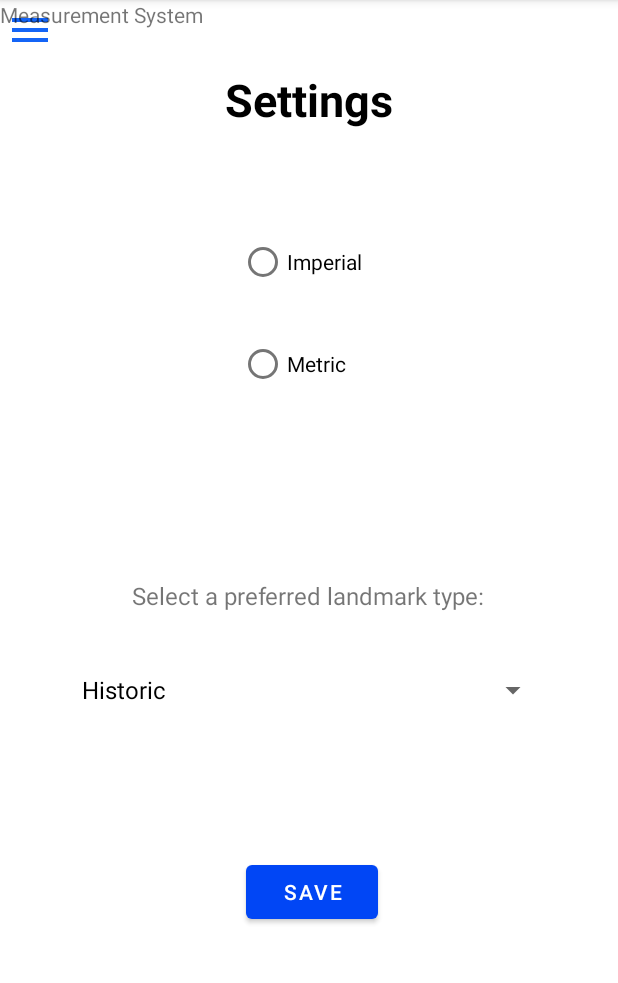
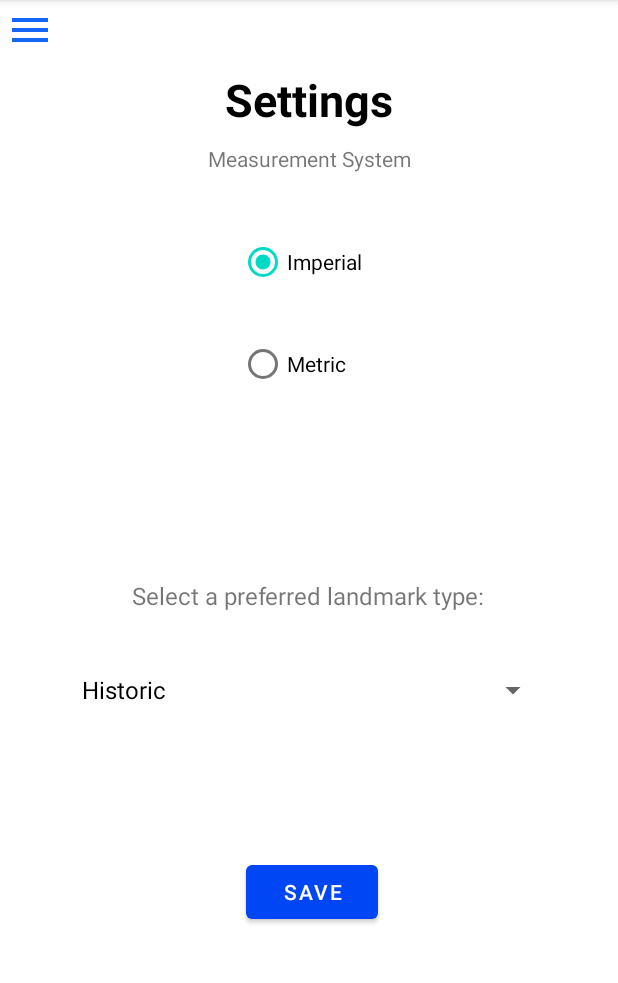
Before and after one commit to arnold-bunu/Mapped_V6, an Android app: the fragment SettingsFragment shown on its own in the app's theme, on a phone screen of 412 x 824 dp, the part 84-1067 px from its top. Run offline under Robolectric (Android 15) with nearby library versions, the phone set to English and light mode, and no system bars; our stand-ins replace Firebase (no records; nobody signed in at launch, a user with empty details on screens opened directly), data binding.

Commit message:
commit deez nutz

```diff
--- a/app/src/main/java/com/example/mapped_v6/ui/ui/MapsFragment.java
+++ b/app/src/main/java/com/example/mapped_v6/ui/ui/MapsFragment.java
@@ -101,6 +101,7 @@ public class MapsFragment extends Fragment implements GoogleMap.OnMarkerClickLis
 
         @Override
         public void onMapReady(GoogleMap googleMap) {
+            Toast.makeText(getActivity(), "Welcome!", Toast.LENGTH_SHORT).show();
             map = googleMap;
 //            LatLng sydney = new LatLng(-34, 151);
 //            googleMap.addMarker(new MarkerOptions().position(sydney).title("Marker in Sydney"));
@@ -181,7 +182,7 @@ public class MapsFragment extends Fragment implements GoogleMap.OnMarkerClickLis
 
                     distMeasureSystem=test;
 
-                    Toast.makeText(getActivity(), test, Toast.LENGTH_SHORT).show();
+                 //   Toast.makeText(getActivity(), test, Toast.LENGTH_SHORT).show();
 
 
                 }
@@ -200,7 +201,7 @@ public class MapsFragment extends Fragment implements GoogleMap.OnMarkerClickLis
                     Log.d("firebase",String.valueOf(task.getResult().getValue()));
                     String test2=String.valueOf(task.getResult().getValue());
                     LandmarkType=test2;
-                    Toast.makeText(getActivity(), test2, Toast.LENGTH_SHORT).show();
+                //    Toast.makeText(getActivity(), test2, Toast.LENGTH_SHORT).show();
                 }
             }
         });
--- a/app/src/main/java/com/example/mapped_v6/ui/ui/settings/SettingsFragment.java
+++ b/app/src/main/java/com/example/mapped_v6/ui/ui/settings/SettingsFragment.java
@@ -118,6 +118,7 @@ public class SettingsFragment extends Fragment implements AdapterView.OnItemClic
         metricRb = (RadioButton) getView().findViewById(R.id.metricRb);
         distanceRg = (RadioGroup) getView().findViewById(R.id.distanceRg);
 
+        imperialRb.isChecked();
 
 
 
@@ -132,6 +133,7 @@ public class SettingsFragment extends Fragment implements AdapterView.OnItemClic
 
         gTypes = getContext().getResources().getStringArray(R.array.gtypes);
         settingsInput();
+
         btnSave = (Button) getView().findViewById(R.id.btnSave);
         btnSave.setOnClickListener(new View.OnClickListener() {
             @Override
@@ -157,8 +159,12 @@ public class SettingsFragment extends Fragment implements AdapterView.OnItemClic
         mDatabase.child("Users/").child(userId).child("metricImperial").child("Type").setValue(measurementRb.getText().toString());
 
 
+        String test3=spLandMarkType.getSelectedItem().toString();
 
 
+
+        mDatabase.child("Users/").child(userId).child("LandmarkType").child("Landmark").setValue(test3);
+        Toast.makeText(getActivity(), "settings Updated! ", Toast.LENGTH_SHORT).show();
 
 
 
@@ -196,21 +202,41 @@ public class SettingsFragment extends Fragment implements AdapterView.OnItemClic
                          if(test.equals(met)){
 
 
-                             Toast.makeText(getActivity(), "metric", Toast.LENGTH_SHORT).show();
+                             Toast.makeText(getActivity(), "Chosen Distance unit: Metric ", Toast.LENGTH_SHORT).show();
                     }
                          else if (test.equals(imp)){
 
 
-                             Toast.makeText(getActivity(), "imperial", Toast.LENGTH_SHORT).show();
+                             Toast.makeText(getActivity(), "Chosen Distance unit: Imperial ", Toast.LENGTH_SHORT).show();
                     }
                          else{
 
-                             Toast.makeText(getActivity(), "err", Toast.LENGTH_SHORT).show();
+                             Toast.makeText(getActivity(), "No Settings Detected! Please save", Toast.LENGTH_SHORT).show();
                          }
 
                 }
             }
         });
+
+
+
+
+        mDatabase.child("Users/").child(userId).child("LandmarkType").child("Landmark").get().addOnCompleteListener(new OnCompleteListener<DataSnapshot>() {
+            @Override
+            public void onComplete(@NonNull Task<DataSnapshot> task) {
+                if (!task.isSuccessful()){
+                    Log.e("firebase", "Error getting data", task.getException());
+
+                }
+                else{
+                    Log.d("firebase", String.valueOf(task.getResult().getValue()));
+                    String test4=String.valueOf(task.getResult().getValue());
+
+                    Toast.makeText(getActivity(), "Current Preferred Landmark type: "+test4, Toast.LENGTH_LONG).show();
+                }
+            }
+        });
+
 
 
     }
@@ -222,15 +248,15 @@ public class SettingsFragment extends Fragment implements AdapterView.OnItemClic
 
     @Override
     public void onItemSelected(AdapterView<?> parent, View view, int position, long id) {
-        gTypes = getContext().getResources().getStringArray(R.array.gtypes);
-        gType = gTypes[position];
-        String x=gType.toString();
-        mDatabase=FirebaseDatabase.getInstance().getReference();
-        FirebaseUser user= FirebaseAuth.getInstance().getCurrentUser();;
-        userId=user.getUid();
-
-
-        mDatabase.child("Users/").child(userId).child("LandmarkType").child("Landmark").setValue(x);
+//        gTypes = getContext().getResources().getStringArray(R.array.gtypes);
+//        gType = gTypes[position];
+//        String x=gType.toString();
+//        mDatabase=FirebaseDatabase.getInstance().getReference();
+//        FirebaseUser user= FirebaseAuth.getInstance().getCurrentUser();;
+//        userId=user.getUid();
+//
+//
+//        mDatabase.child("Users/").child(userId).child("LandmarkType").child("Landmark").setValue(x);
 
 
     }
--- a/app/src/main/res/layout/fragment_settings.xml
+++ b/app/src/main/res/layout/fragment_settings.xml
@@ -44,6 +44,7 @@
                 android:layout_height="60dp"
                 android:layout_marginTop="22dp"
                 android:text="Imperial"
+                android:checked="true"
                 app:layout_constraintEnd_toStartOf="@+id/rbMetric"
                 app:layout_constraintHorizontal_bias="0.606"
                 app:layout_constraintStart_toStartOf="parent"
@@ -58,6 +59,7 @@
                 android:text="Metric"
                 app:layout_constraintEnd_toEndOf="parent"
                 app:layout_constraintTop_toBottomOf="@+id/textView3" />
+
         </RadioGroup>
 
         <Spinner
@@ -109,9 +111,12 @@
             android:id="@+id/textView"
             android:layout_width="wrap_content"
             android:layout_height="wrap_content"
+            android:layout_marginTop="96dp"
             android:text="Measurement System"
-            tools:layout_editor_absoluteX="137dp"
-            tools:layout_editor_absoluteY="104dp" />
+            app:layout_constraintEnd_toEndOf="parent"
+            app:layout_constraintStart_toStartOf="parent"
+            app:layout_constraintTop_toTopOf="parent" />
+
     </androidx.constraintlayout.widget.ConstraintLayout>
 </FrameLayout>
 </layout>
```
Also changed, not shown: app/src/main/java/com/example/mapped_v6/LoginAcivity.java (+11 -0 lines), app/src/main/java/com/example/mapped_v6/SignUpActivity.java (+130 -0 lines).
